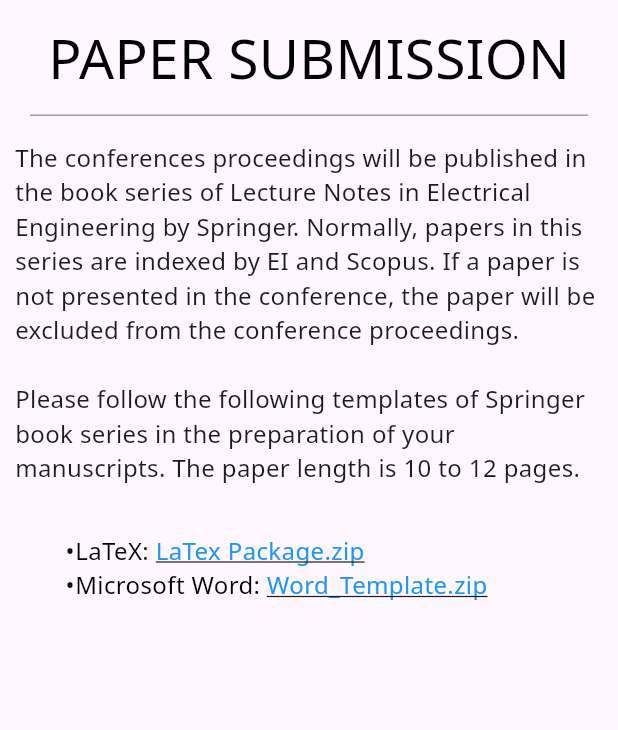
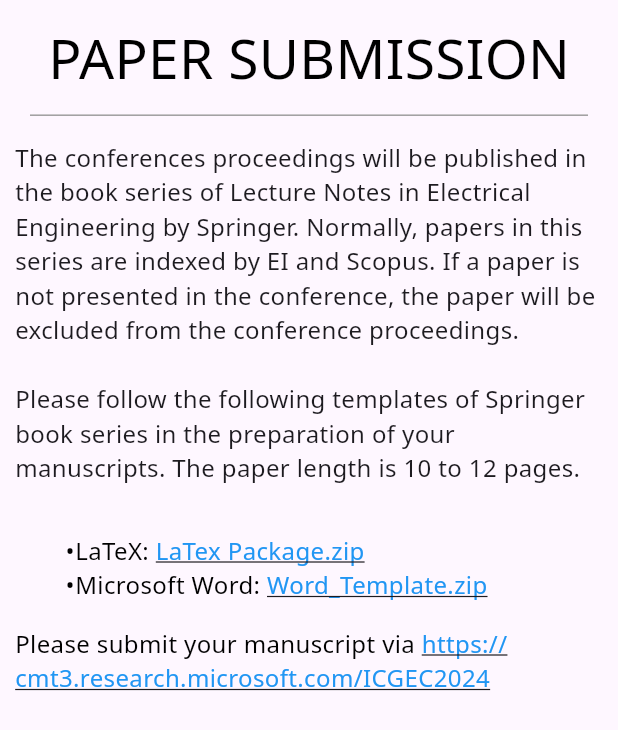
Before and after one commit to icgec24/icgec24.github.io, a Flutter app: the PaperSubmissionDesktop widget shown alone on an empty page, opened directly, on a phone screen of 412 x 824 dp. Shown: the top 730 px of the screen. Run offline on Flutter 3.47's test engine with Material 3 defaults, Android fonts, the phone set to English and light mode, and no system bars; our stand-ins replace flutter_widget_from_html, get, google_fonts, lottie, webview_flutter_platform_interface; missing offline and left inert: dart:html, dart:ui_web, pointer_interceptor, syncfusion_flutter_pdfviewer, universal_html, webview_flutter_web; statements that could not run were skipped; project files that could hold a hidden picture were left out.

Commit message:
update paper submission link

```diff
--- a/lib/features/paper_submission/paper_submission_desktop.dart
+++ b/lib/features/paper_submission/paper_submission_desktop.dart
@@ -21,7 +21,9 @@ class PaperSubmissionDesktop extends StatelessWidget {
             HtmlWidget('''<ul>
             <li>LaTeX: <a href='https://icgec24.github.io/assets/assets/datas/LaTex_Package.zip'>LaTex Package.zip</a></li>
             <li>Microsoft Word: <a href='https://icgec24.github.io/assets/assets/datas/Word_Template.zip'>Word_Template.zip</a> </li>
-            </ul>''',textStyle: GoogleFonts.notoSans(fontSize: 16,color: Colors.black),),
+            </ul>
+            Please submit your manuscript via <a href='https://cmt3.research.microsoft.com/ICGEC2024'>https://cmt3.research.microsoft.com/ICGEC2024</a>
+            ''',textStyle: GoogleFonts.notoSans(fontSize: 16,color: Colors.black),),
           ],),
       ),
 
```
